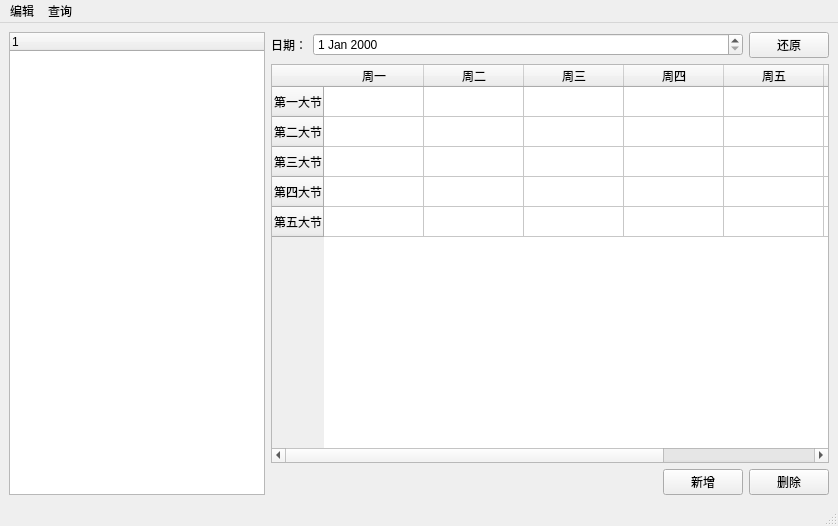
This is Mathlab/MathLab.ui in tsbraw/Mathlab as Qt 5 draws it before an edit. The edited form follows.
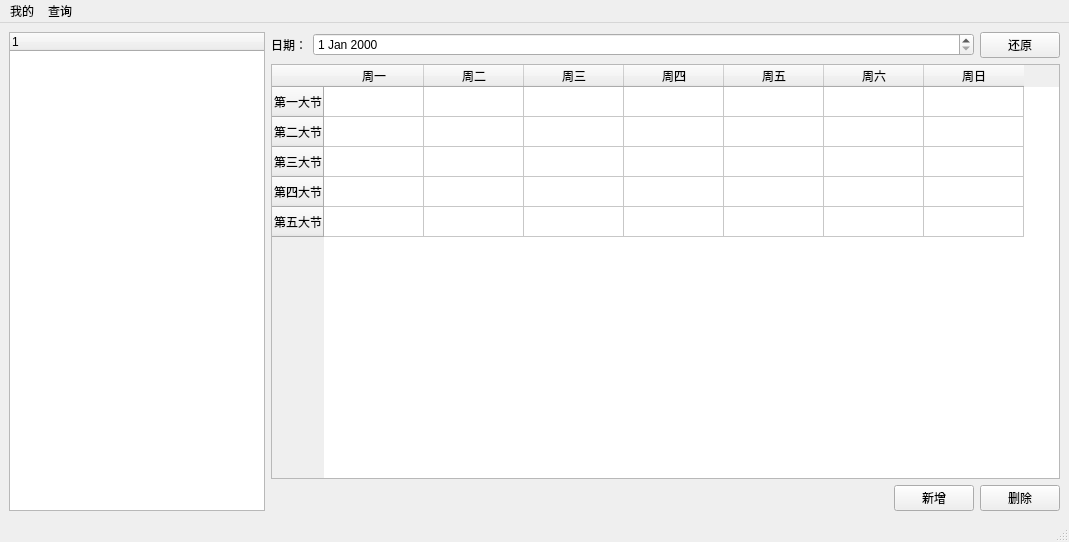
This is the edited form. Icons and pictures are not drawn.

The edit to the form file:
```diff
--- a/Mathlab/MathLab.ui
+++ b/Mathlab/MathLab.ui
@@ -6,8 +6,8 @@
    <rect>
     <x>0</x>
     <y>0</y>
-    <width>838</width>
-    <height>526</height>
+    <width>1069</width>
+    <height>542</height>
    </rect>
   </property>
   <property name="windowTitle">
@@ -144,13 +144,13 @@
     <rect>
      <x>0</x>
      <y>0</y>
-     <width>838</width>
+     <width>1069</width>
      <height>26</height>
     </rect>
    </property>
    <widget class="QMenu" name="menu_edit">
     <property name="title">
-     <string>编辑</string>
+     <string>我的</string>
     </property>
    </widget>
    <widget class="QMenu" name="menu_search">
```
